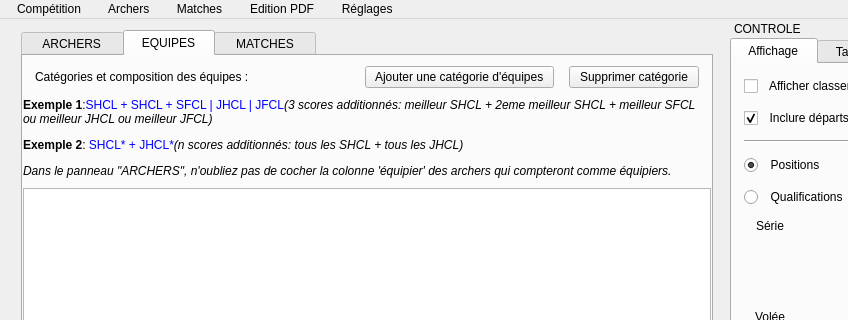
TRAPTAProject/traptaserver, file mainwindow.ui: the form before one commit; both pictures show x 0 to 848 and y 0 to 320 of the 1000 by 696 pixel window.
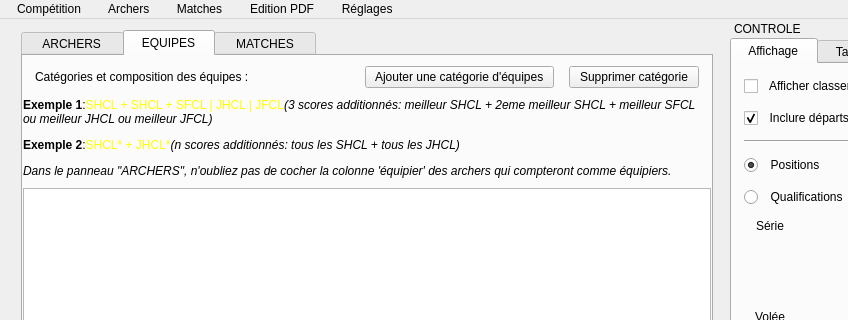
The form after the commit. The open tabs and pages were chosen to show the change. Icons and pictures are not drawn.

The edit to the form file:
```diff
--- a/mainwindow.ui
+++ b/mainwindow.ui
@@ -17,8 +17,8 @@
    <iconset resource="resources.qrc">
     <normaloff>:/icon.png</normaloff>:/icon.png</iconset>
   </property>
-  <property name="styleSheet">
-   <string notr="true"/>
+  <property name="autoFillBackground">
+   <bool>false</bool>
   </property>
   <widget class="QWidget" name="centralWidget">
    <layout class="QHBoxLayout" name="horizontalLayout">
@@ -349,7 +349,7 @@
            <item>
             <widget class="QLabel" name="label_8">
              <property name="text">
-              <string>&lt;html&gt;&lt;head/&gt;&lt;body&gt;&lt;p&gt;&lt;span style=&quot; font-weight:600;&quot;&gt;Exemple 1&lt;/span&gt;:&lt;span style=&quot; color:#ffff00;&quot;/&gt;&lt;span style=&quot; color:#0000ff;&quot;&gt;SHCL + SHCL + SFCL | JHCL | JFCL&lt;/span&gt;&lt;span style=&quot; font-style:italic;&quot;&gt;(3 scores additionnés: meilleur SHCL + 2eme meilleur SHCL + meilleur SFCL ou meilleur JHCL ou meilleur JFCL)&lt;/span&gt;&lt;/p&gt;&lt;p&gt;&lt;span style=&quot; font-weight:600;&quot;&gt;Exemple 2&lt;/span&gt;:&lt;span style=&quot; color:#0000ff;&quot;&gt; SHCL* + JHCL*&lt;/span&gt;&lt;span style=&quot; font-style:italic;&quot;&gt;(n scores additionnés: tous les SHCL + tous les JHCL)&lt;/span&gt;&lt;/p&gt;&lt;p&gt;&lt;span style=&quot; font-style:italic;&quot;&gt;Dans le panneau &amp;quot;ARCHERS&amp;quot;, n'oubliez pas de cocher la colonne 'équipier' des archers qui compteront comme équipiers.&lt;/span&gt;&lt;/p&gt;&lt;/body&gt;&lt;/html&gt;</string>
+              <string>&lt;html&gt;&lt;head/&gt;&lt;body&gt;&lt;p&gt;&lt;span style=&quot; font-weight:600;&quot;&gt;Exemple 1&lt;/span&gt;:&lt;span style=&quot; color:#ffff00;&quot;&gt;SHCL + SHCL + SFCL | JHCL | JFCL&lt;/span&gt;&lt;span style=&quot; font-style:italic;&quot;&gt;(3 scores additionnés: meilleur SHCL + 2eme meilleur SHCL + meilleur SFCL ou meilleur JHCL ou meilleur JFCL)&lt;/span&gt;&lt;/p&gt;&lt;p&gt;&lt;span style=&quot; font-weight:600;&quot;&gt;Exemple 2&lt;/span&gt;:&lt;span style=&quot; color:#0000ff;&quot;/&gt;&lt;span style=&quot; color:#ffff00;&quot;&gt;SHCL* + JHCL*&lt;/span&gt;&lt;span style=&quot; font-style:italic;&quot;&gt;(n scores additionnés: tous les SHCL + tous les JHCL)&lt;/span&gt;&lt;/p&gt;&lt;p&gt;&lt;span style=&quot; font-style:italic;&quot;&gt;Dans le panneau &amp;quot;ARCHERS&amp;quot;, n'oubliez pas de cocher la colonne 'équipier' des archers qui compteront comme équipiers.&lt;/span&gt;&lt;/p&gt;&lt;/body&gt;&lt;/html&gt;</string>
              </property>
              <property name="wordWrap">
               <bool>true</bool>
```
Left out of the diff: 2 changed lines with no effect on the pictures.
